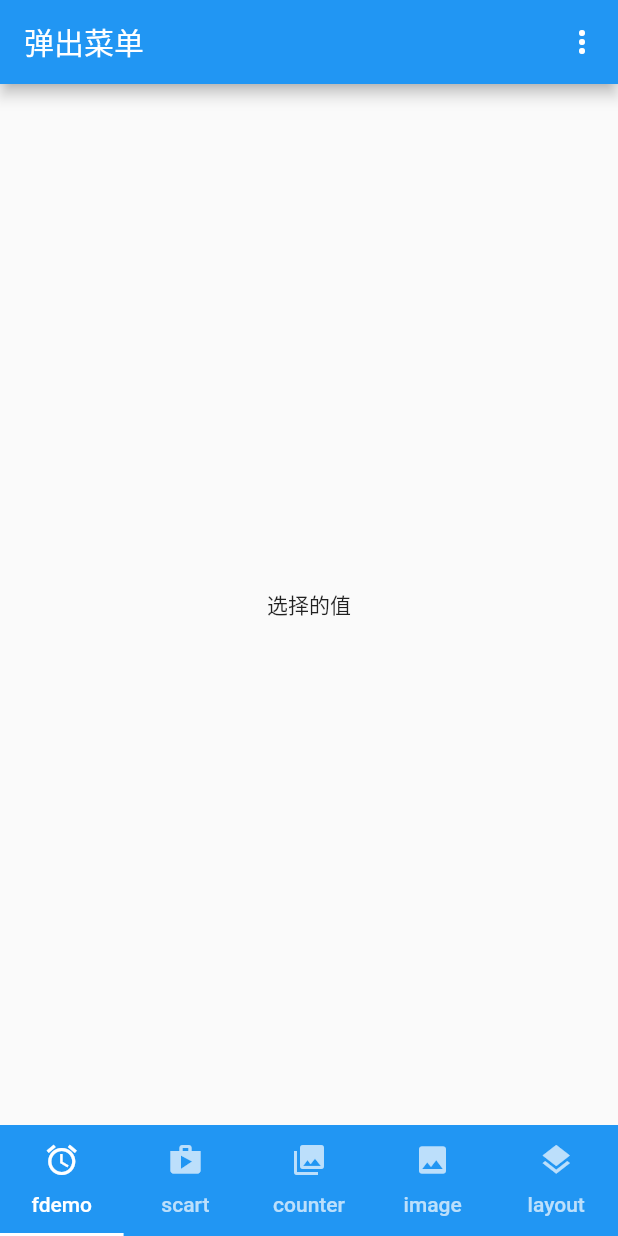
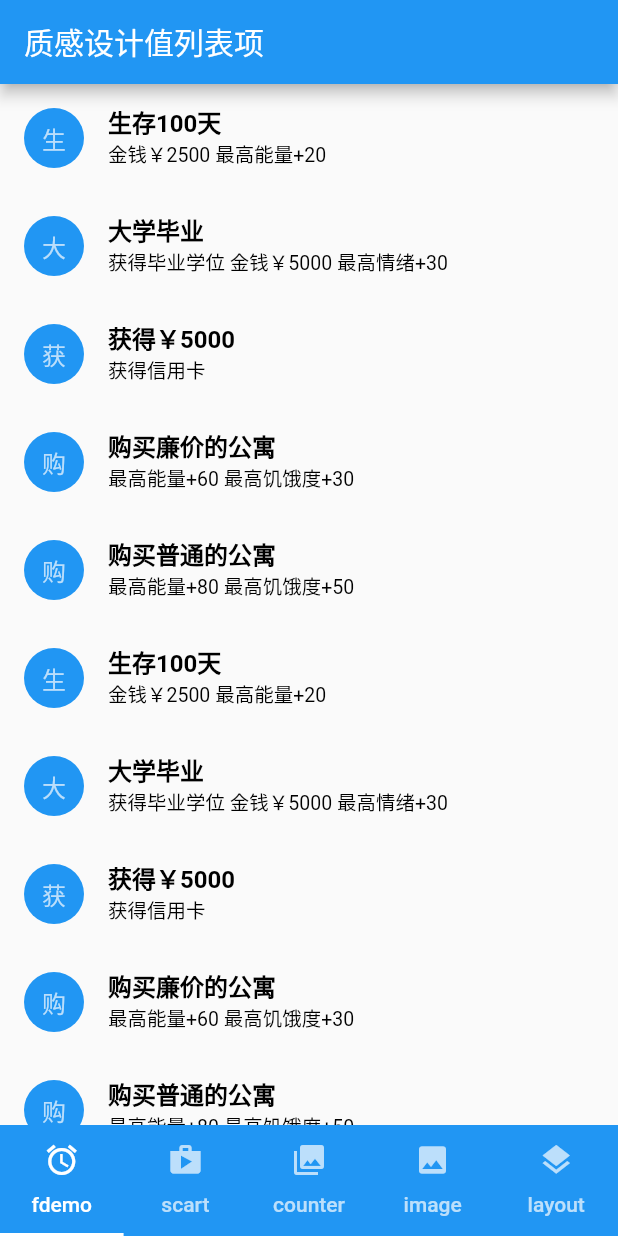
Before and after one commit to Rawcloud/flutter_app_learn, a Flutter app: the screen it shows after launch, on a phone screen of 412 x 824 dp. Run offline on Flutter 3.47's test engine with Material 2 defaults, Android fonts, the phone set to English and light mode, and no system bars.

Commit message:
新增列表项

```diff
--- /dev/null
+++ b/lib/components/achievement_view_list_item.dart
@@ -0,0 +1,84 @@
+import 'package:flutter/material.dart';
+
+class Target {
+  const Target({
+    this.name,
+    this.reward,
+});
+  final String name;
+  final String reward;
+}
+
+typedef void TargetChangedCallbak(
+    Target target,
+    bool nowTarget,
+    );
+
+class AchievementViewItem extends StatelessWidget{
+
+  AchievementViewItem({
+    Target target,
+    this.nowTarget,
+    this.onTargetChanged,
+}) :target = target, super(key: new ObjectKey(target));
+
+  final Target target;
+  final bool nowTarget;
+  final TargetChangedCallbak onTargetChanged;
+
+  Color _getColor(BuildContext context){
+    return nowTarget ? Colors.black54 : Theme.of(context).primaryColor;
+  }
+
+  TextStyle _getNameTextStyle(BuildContext context){
+    if(!nowTarget) return new TextStyle(
+      fontSize: 16.0,
+      color: Colors.black,
+      fontWeight: FontWeight.bold,
+    );
+    return new TextStyle(
+      fontSize: 16.0,
+      color: Colors.black,
+      fontWeight: FontWeight.bold,
+      decoration: TextDecoration.lineThrough,
+    );
+  }
+
+  TextStyle _getRewardTextStyle(BuildContext context){
+    if(!nowTarget) return new TextStyle(
+      fontSize: 13.0,
+      color: Colors.black,
+    );
+    return new TextStyle(
+      fontSize: 13.0,
+      color: Colors.black54,
+      decoration: TextDecoration.lineThrough
+    );
+  }
+
+  @override
+  Widget build(BuildContext context) {
+    return new Column(
+      mainAxisSize: MainAxisSize.min,
+      children: <Widget>[
+        new ListTile(
+          onTap: (){
+            onTargetChanged(target,!nowTarget);
+          },
+          leading: new CircleAvatar(
+            backgroundColor: _getColor(context),
+            child: new Text(target.name[0]),
+          ),
+          title: new Text(
+            target.name,
+            style: _getNameTextStyle(context),
+          ),
+          subtitle: new Text(
+            target.reward,
+            style: _getRewardTextStyle(context),
+          ),
+        ),
+      ],
+    );
+  }
+}
--- a/lib/main.dart
+++ b/lib/main.dart
@@ -13,6 +13,8 @@ import 'views/ReadAndWrite.dart';
 import 'views/ActionViewEcology.dart';
 import 'views/ScrollableTabs.dart';
 import 'views/MaterialCard.dart';
+import 'views/achievement_view_list.dart';
+import 'components/achievement_view_list_item.dart';
 void main() => runApp(new MyApp());
 
 class MyApp extends StatelessWidget {
@@ -39,6 +41,19 @@ final List<Product> _kProducts = <Product>[
   new Product(name: '其他'),
 ];
 
+final List<Target> _kTargets = <Target>[
+  new Target(name: '生存100天', reward: "金钱￥2500\t最高能量+20"),
+  new Target(name: '大学毕业', reward: "获得毕业学位\t金钱￥5000\t最高情绪+30"),
+  new Target(name: '获得￥5000', reward: "获得信用卡"),
+  new Target(name: '购买廉价的公寓', reward: "最高能量+60\t最高饥饿度+30"),
+  new Target(name: '购买普通的公寓', reward: "最高能量+80\t最高饥饿度+50"),
+  new Target(name: '生存100天', reward: "金钱￥2500\t最高能量+20"),
+  new Target(name: '大学毕业', reward: "获得毕业学位\t金钱￥5000\t最高情绪+30"),
+  new Target(name: '获得￥5000', reward: "获得信用卡"),
+  new Target(name: '购买廉价的公寓', reward: "最高能量+60\t最高饥饿度+30"),
+  new Target(name: '购买普通的公寓', reward: "最高能量+80\t最高饥饿度+50"),
+];
+
 class _MyHomePageState extends State<MyHomePage> with SingleTickerProviderStateMixin {
   TabController controller;
 
@@ -61,7 +76,8 @@ class _MyHomePageState extends State<MyHomePage> with SingleTickerProviderStateM
         controller: controller,
           children: [
 //            new Fdemo(),
-            new PopupMenu(),
+//            new PopupMenu(),
+            new AchievementViewList(targets: _kTargets,),
             //new ShoppingList(products: _kProducts),
             new MaterialCard(titlle: 'MaterialCard',),
 //            new Counter(),
--- /dev/null
+++ b/lib/views/achievement_view_list.dart
@@ -0,0 +1,48 @@
+import 'package:flutter/material.dart';
+import '../components/achievement_view_list_item.dart';
+
+class AchievementViewList extends StatefulWidget{
+
+  AchievementViewList({
+    this.targets,
+    Key key
+}): super(key: key);
+
+  final List<Target> targets;
+  @override
+  State<StatefulWidget> createState() {
+    return new AchievementViewListState();
+  }
+}
+
+class AchievementViewListState extends State<AchievementViewList>{
+
+  Set<Target> _achievements = new Set<Target>();
+
+  void _achievementsChanged(Target target,bool nowTarget){
+    setState(() {
+      if(nowTarget){
+        _achievements.add(target);
+      }else{
+        _achievements.remove(target);
+      }
+    });
+  }
+  @override
+  Widget build(BuildContext context) {
+    return new Scaffold(
+      appBar: new AppBar(
+        title: new Text('质感设计值列表项'),
+      ),
+      body: new ListView(
+        children: widget.targets.map((Target target){
+          return new AchievementViewItem(
+            target: target,
+            nowTarget: _achievements.contains(target),
+            onTargetChanged: _achievementsChanged,
+          );
+        }).toList(),
+      ),
+    );
+  }
+}
```
